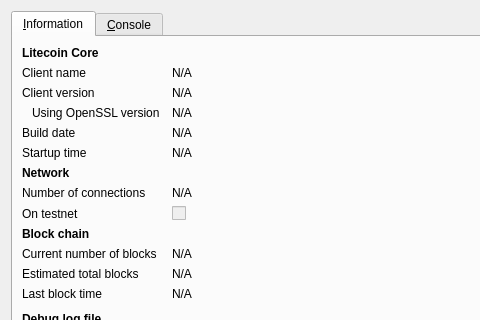
The window that src/qt/forms/rpcconsole.ui (bumbacoin/bumbacoin-source) describes before a commit, drawn with Qt 5; both pictures show x 0 to 480 and y 0 to 320 of the 740 by 450 pixel window.
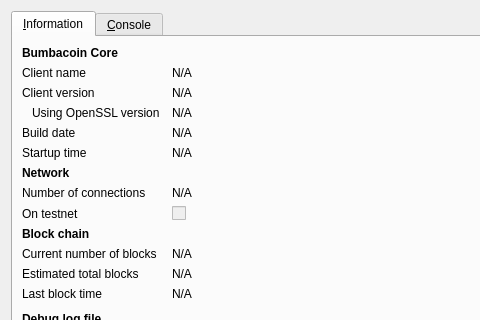
The same window after the commit. Icons and pictures are not drawn.

Diff of the .ui file:
```diff
--- a/src/qt/forms/rpcconsole.ui
+++ b/src/qt/forms/rpcconsole.ui
@@ -36,7 +36,7 @@
           </font>
          </property>
          <property name="text">
-          <string>Litecoin Core</string>
+          <string>Bumbacoin Core</string>
          </property>
         </widget>
        </item>
```
Left out of the diff: 6 changed lines with no effect on the pictures.
